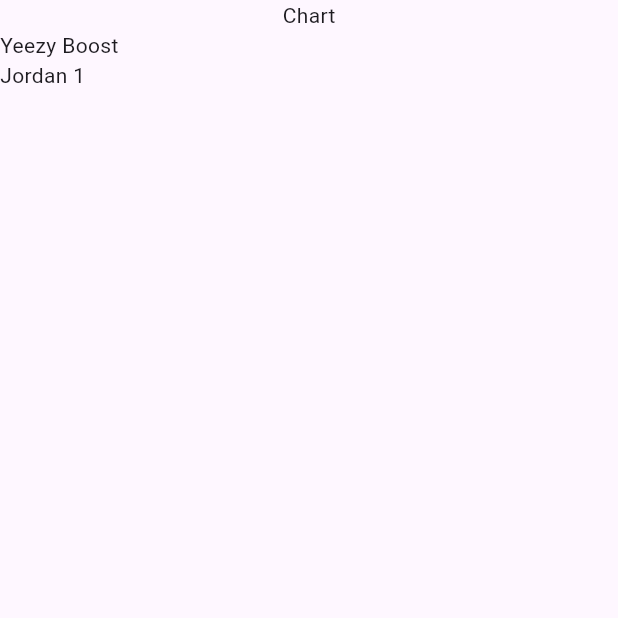
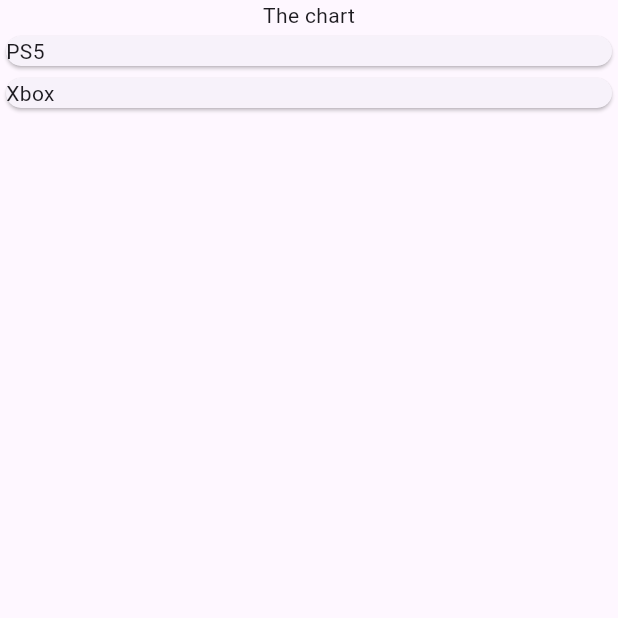
Before and after one commit to jigolaurito93/Expense-Tracker-Flutter, a Flutter app: the screen it shows after launch, on a phone screen of 412 x 824 dp, the top half of it. Run offline on Flutter 3.47's test engine with Material 3 defaults, Android fonts, the phone set to English and light mode, and no system bars.

Commit message:
models and list view

```diff
--- a/lib/expenses.dart
+++ b/lib/expenses.dart
@@ -1,7 +1,6 @@
-import 'package:expense_tracker/expenses_list.dart';
-import 'package:expense_tracker/models/expense.dart';
+import 'package:expense_tracker/widgets/expenses_list/expenses_list.dart';
+import "package:expense_tracker/models/expense.dart";
 import 'package:flutter/material.dart';
-import 'package:flutter/widgets.dart';
 
 class Expenses extends StatefulWidget {
   const Expenses({super.key});
@@ -13,23 +12,26 @@ class Expenses extends StatefulWidget {
 class _ExpensesState extends State<Expenses> {
   final List<Expense> _registeredExpenses = [
     Expense(
-        title: 'Yeezy Boost',
-        amount: 220.00,
+        title: "PS5",
+        amount: 499.99,
         date: DateTime.now(),
         category: Category.leisure),
     Expense(
-        title: 'Jordan 1',
-        amount: 159.99,
+        title: "Xbox",
+        amount: 399.99,
         date: DateTime.now(),
         category: Category.leisure),
   ];
+
   @override
   Widget build(BuildContext context) {
     return Scaffold(
       body: Column(
         children: [
-          const Text('Chart'),
-          Expanded(child: ExpensesList(expenses: _registeredExpenses))
+          const Text('The chart'),
+          Expanded(
+            child: ExpensesList(expenses: _registeredExpenses),
+          )
         ],
       ),
     );
--- a/lib/models/expense.dart
+++ b/lib/models/expense.dart
@@ -1,26 +1,20 @@
 import 'package:uuid/uuid.dart';
+
+enum Category { food, travel, leisure, work }
 
 const uuid = Uuid();
 
-// Create a fixed set of allowed values to be used in the category,
-// You have to use atleast one of these values to create a category
-enum Category { food, travel, leisure, work }
+class Expense {
+  Expense(
+      {required this.title,
+      required this.amount,
+      required this.date,
+      required this.category})
+      : id = uuid.v4();
 
-class Expense {
-  // Build a constructor function that can be called to build an expense object based on this blueprint
-  // Use name parameter to pass in data
-  Expense({
-    required this.title,
-    required this.amount,
-    required this.date,
-    required this.category,
-    // initialize uuid function
-  }) : id = uuid.v4();
-
-  // Property constructor
+  final String id;
   final String title;
   final double amount;
-  final String id;
   final DateTime date;
   final Category category;
 }
--- /dev/null
+++ b/lib/widgets/expenses_list/expense_item.dart
@@ -0,0 +1,15 @@
+import 'package:expense_tracker/models/expense.dart';
+import 'package:flutter/material.dart';
+
+class ExpenseItem extends StatelessWidget {
+  const ExpenseItem(this.expense, {super.key});
+
+  final Expense expense;
+
+  @override
+  Widget build(BuildContext context) {
+    return Card(
+      child: Text(expense.title),
+    );
+  }
+}
--- a/lib/expenses_list.dart
+++ b/lib/widgets/expenses_list/expenses_list.dart
@@ -1,5 +1,6 @@
+import 'package:expense_tracker/widgets/expenses_list/expense_item.dart';
+import 'package:flutter/material.dart';
 import 'package:expense_tracker/models/expense.dart';
-import 'package:flutter/material.dart';
 
 class ExpensesList extends StatelessWidget {
   const ExpensesList({super.key, required this.expenses});
@@ -9,7 +10,8 @@ class ExpensesList extends StatelessWidget {
   @override
   Widget build(BuildContext context) {
     return ListView.builder(
-        itemCount: expenses.length,
-        itemBuilder: (ctx, index) => Text(expenses[index].title));
+      itemCount: expenses.length,
+      itemBuilder: (ctx, index) => ExpenseItem(expenses[index]),
+    );
   }
 }
```
Also changed, not shown: 1 other file.
